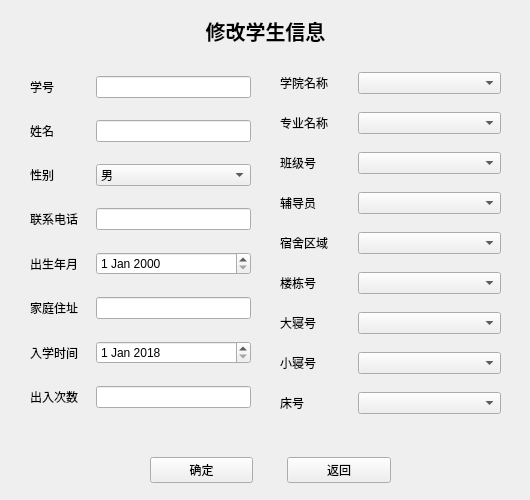
Old version of the form admin/admin_modifyarchive.ui in the repository wo16pao/MS.
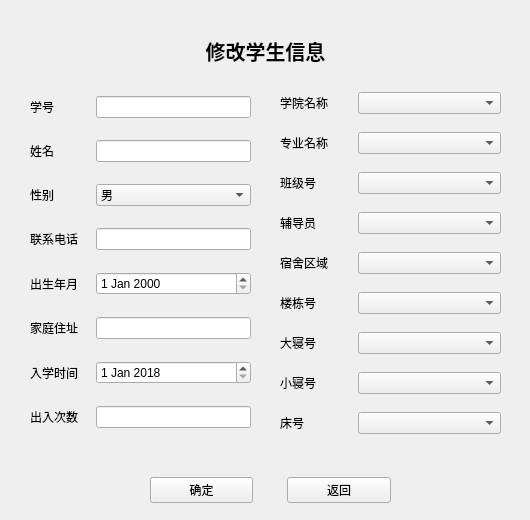
New version of the form.

What changed in the file:
```diff
--- a/admin/admin_modifyarchive.ui
+++ b/admin/admin_modifyarchive.ui
@@ -7,7 +7,7 @@
     <x>0</x>
     <y>0</y>
     <width>530</width>
-    <height>500</height>
+    <height>520</height>
    </rect>
   </property>
   <property name="windowTitle">
@@ -17,7 +17,7 @@
    <property name="geometry">
     <rect>
      <x>30</x>
-     <y>60</y>
+     <y>80</y>
      <width>221</width>
      <height>370</height>
     </rect>
@@ -137,7 +137,7 @@
    <property name="geometry">
     <rect>
      <x>40</x>
-     <y>450</y>
+     <y>470</y>
      <width>351</width>
      <height>41</height>
     </rect>
@@ -189,7 +189,7 @@
    <property name="geometry">
     <rect>
      <x>280</x>
-     <y>60</y>
+     <y>80</y>
      <width>221</width>
      <height>371</height>
     </rect>
@@ -297,7 +297,7 @@
    <property name="geometry">
     <rect>
      <x>190</x>
-     <y>10</y>
+     <y>30</y>
      <width>151</width>
      <height>41</height>
     </rect>
```
